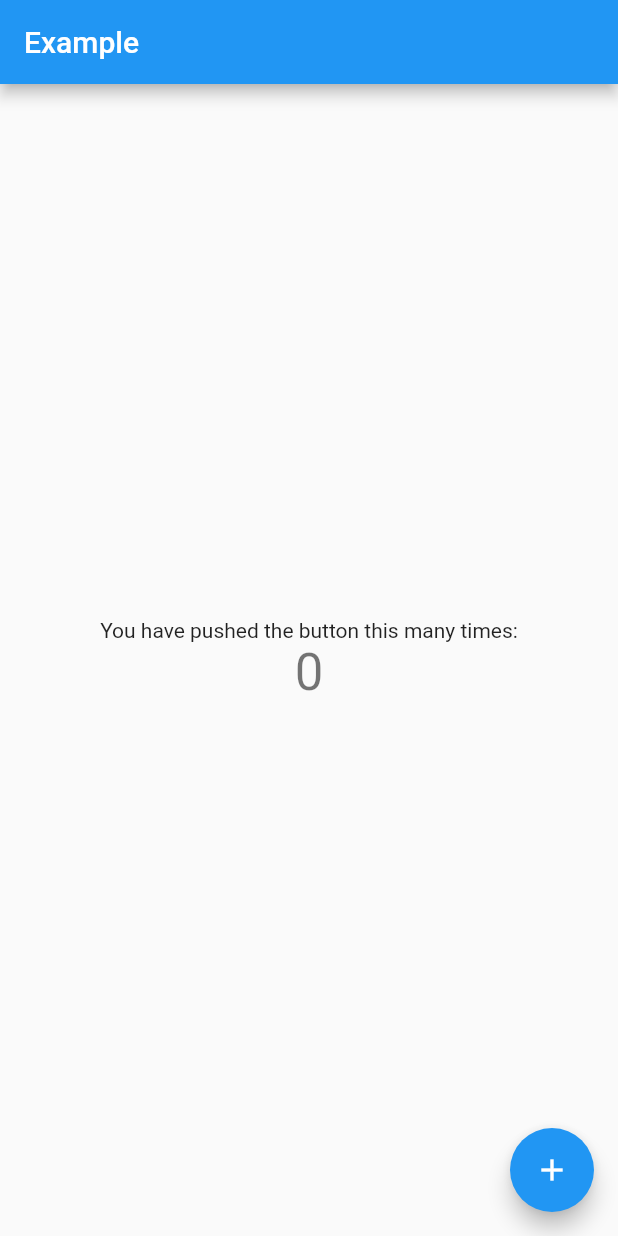
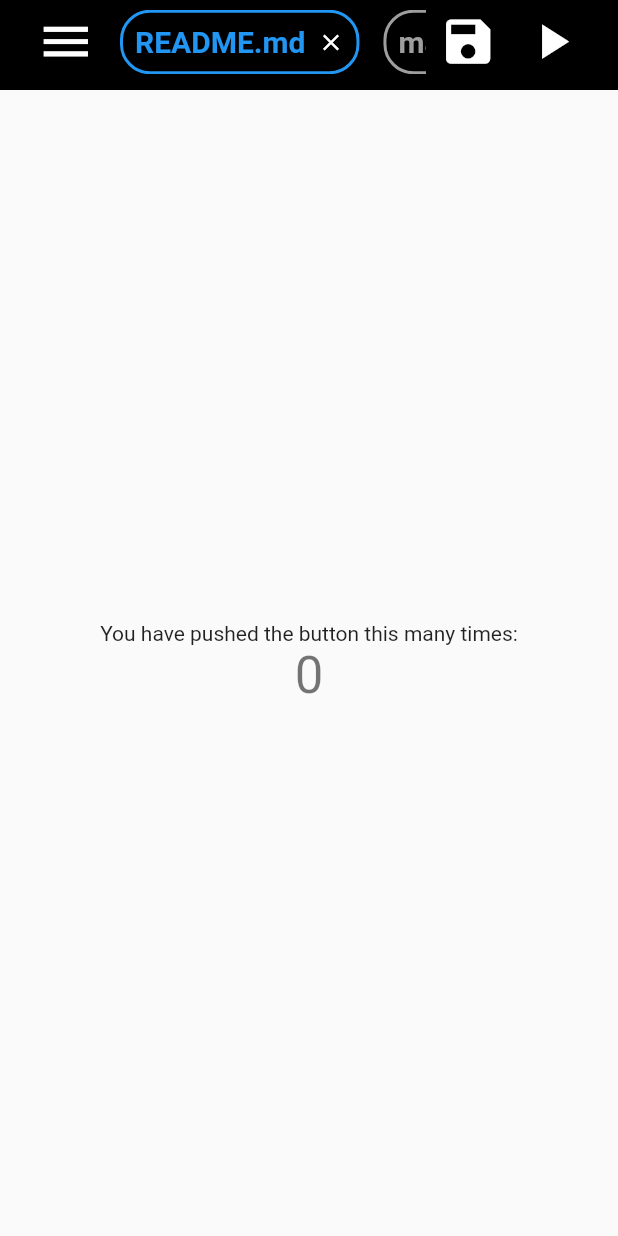
Before and after one commit to sangily/meoru_ide, a Flutter app: the screen it shows after launch, on a phone screen of 412 x 824 dp. Run offline on Flutter 3.47's test engine with Material 2 defaults, Android fonts, the phone set to English and light mode, and no system bars; our stand-ins replace device_preview.

Commit message:
상단바 구성

```diff
--- a/lib/main.dart
+++ b/lib/main.dart
@@ -2,6 +2,7 @@ import 'package:flutter/foundation.dart';
 import 'package:flutter/material.dart';
 import 'package:provider/provider.dart';
 import 'package:device_preview/device_preview.dart';
+import 'screens/topbar/topbar.dart' as tb;
 
 void main() {
   runApp(
@@ -12,7 +13,7 @@ void main() {
         ],
         child: const MyApp(),
       ),
-    )
+    ),
   );
 }
 
@@ -50,8 +51,16 @@ class MyHomePage extends StatelessWidget {
   @override
   Widget build(BuildContext context) {
     return Scaffold(
-      appBar: AppBar(
-        title: const Text('Example'),
+      appBar: tb.TopBarWidget(
+        openFiles: [
+          'README.md',
+          'main.dart',
+          'test1.txt',
+          'test2.c',
+          'test3.cpp',
+          'test4.py',
+          'test5.kt'
+        ],
       ),
       body: const Center(
         child: Column(
@@ -59,17 +68,9 @@ class MyHomePage extends StatelessWidget {
           mainAxisAlignment: MainAxisAlignment.center,
           children: <Widget>[
             Text('You have pushed the button this many times:'),
-
             Count(),
           ],
         ),
-      ),
-      floatingActionButton: FloatingActionButton(
-        key: const Key('increment_floatingActionButton'),
-
-        onPressed: () => context.read<Counter>().increment(),
-        tooltip: 'Increment',
-        child: const Icon(Icons.add),
       ),
     );
   }
--- /dev/null
+++ b/lib/screens/topbar/topbar.dart
@@ -0,0 +1,119 @@
+import 'package:flutter/material.dart';
+import 'util/onMenuPressed.dart' as mp;
+import 'util/onTabPressed.dart' as tp;
+
+class TopBarWidget extends StatelessWidget implements PreferredSize {
+  final List<String> openFiles;
+  final onMenuPressed = mp.onMenuPressed;
+  final onTabPressed = tp.onTabPressed(0);
+
+  TopBarWidget({
+    super.key,
+    required this.openFiles,
+  });
+
+  @override
+  Widget get child => AppBar(
+    backgroundColor: Colors.black,
+    elevation: 0,
+    title: Row(
+      mainAxisAlignment: MainAxisAlignment.spaceBetween,
+      mainAxisSize: MainAxisSize.max,
+      crossAxisAlignment: CrossAxisAlignment.center,
+      children: [
+        // Leading button
+        SizedBox(
+          width: kToolbarHeight,
+          child: InkWell(
+            onTap: onMenuPressed,
+            child: Padding(
+              padding: EdgeInsets.all(2.0),
+              child: Icon(Icons.menu, size: kToolbarHeight * 0.7),
+            ),
+          ),
+        ),
+        // Central compartment with tabs
+        Expanded(
+          child: SingleChildScrollView(
+            scrollDirection: Axis.horizontal,
+            child: Row(
+              children: [
+                for (int i = 0; i < openFiles.length; i++)
+                  Padding(
+                    padding: EdgeInsets.symmetric(horizontal: 8.0),
+                    child: InkWell(
+                      onTap: () => onTabPressed(i),
+                      child: Container(
+                        padding: EdgeInsets.all(8.0),
+                        decoration: BoxDecoration(
+                          border: Border.all(
+                            color: i == 0 ? Colors.blue : Colors.grey,
+                            // Active tab color
+                            width: 2.0,
+                          ),
+                          borderRadius: BorderRadius.circular(20),
+                        ),
+                        child: Row(
+                          children: [
+                            Text(
+                              openFiles[i],
+                              style: TextStyle(
+                                color: i == 0 ? Colors.blue : Colors.grey,
+                                // Active tab text color
+                                fontWeight: FontWeight.bold,
+                              ),
+                            ),
+                            SizedBox(width: 8),
+                            InkWell(
+                              onTap: () {
+                                // Add functionality to close tabs
+                              },
+                              child: Icon(Icons.close, size: 18),
+                            ),
+                          ],
+                        ),
+                      ),
+                    ),
+                  ),
+              ],
+            ),
+          ),
+        ),
+
+        SizedBox(
+          width: kToolbarHeight * 2, // Fixed width
+          child: Row(
+            mainAxisAlignment: MainAxisAlignment.spaceEvenly,
+            children: [
+              IconButton(
+                iconSize: kToolbarHeight * 0.7,
+                icon: Icon(Icons.save),
+                onPressed: () {
+                  // Add functionality to save file
+                },
+              ),
+              IconButton(
+                iconSize: kToolbarHeight * 0.7,
+                icon: Icon(Icons.play_arrow),
+                onPressed: () {
+                  // Add functionality to run file
+                },
+              ),
+            ],
+          ),
+        ),
+      ],
+    ),
+  );
+
+  @override
+  Size get preferredSize => const Size.fromHeight(60);
+
+  @override
+  Widget build(BuildContext context) {
+    return PreferredSize(
+      preferredSize: preferredSize,
+      child: child,
+    );
+  }
+}
--- /dev/null
+++ b/lib/screens/topbar/util/onMenuPressed.dart
@@ -0,0 +1 @@
+onMenuPressed() {}
--- /dev/null
+++ b/lib/screens/topbar/util/onTabPressed.dart
@@ -0,0 +1 @@
+onTabPressed(int a) => 0;
```
